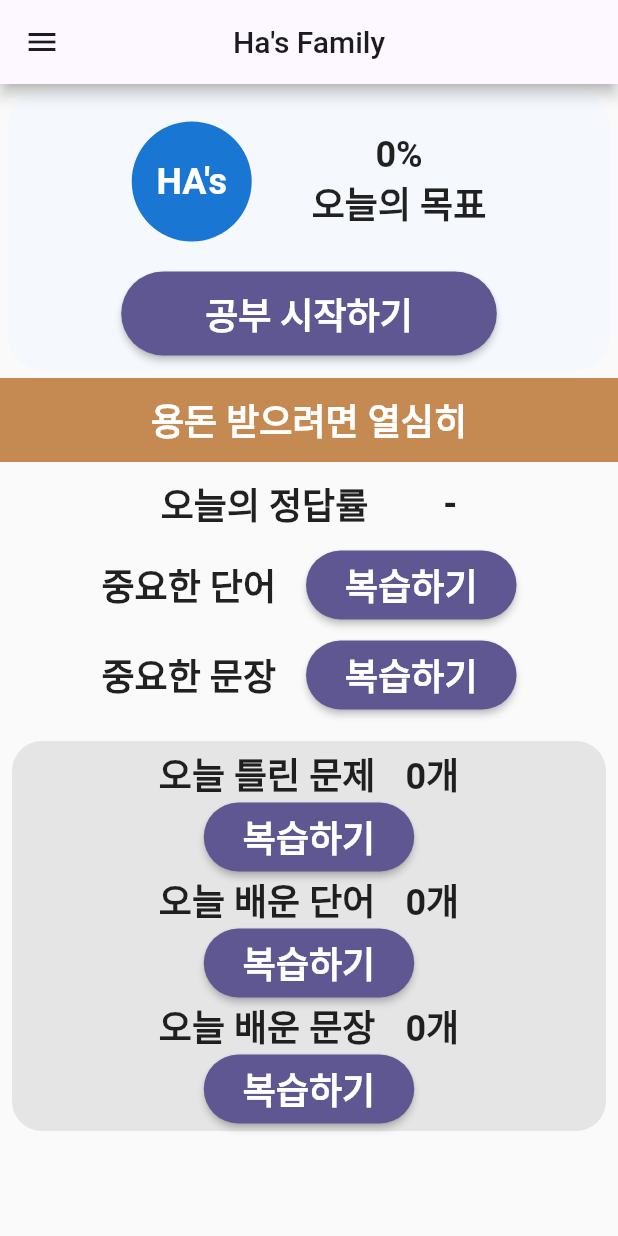
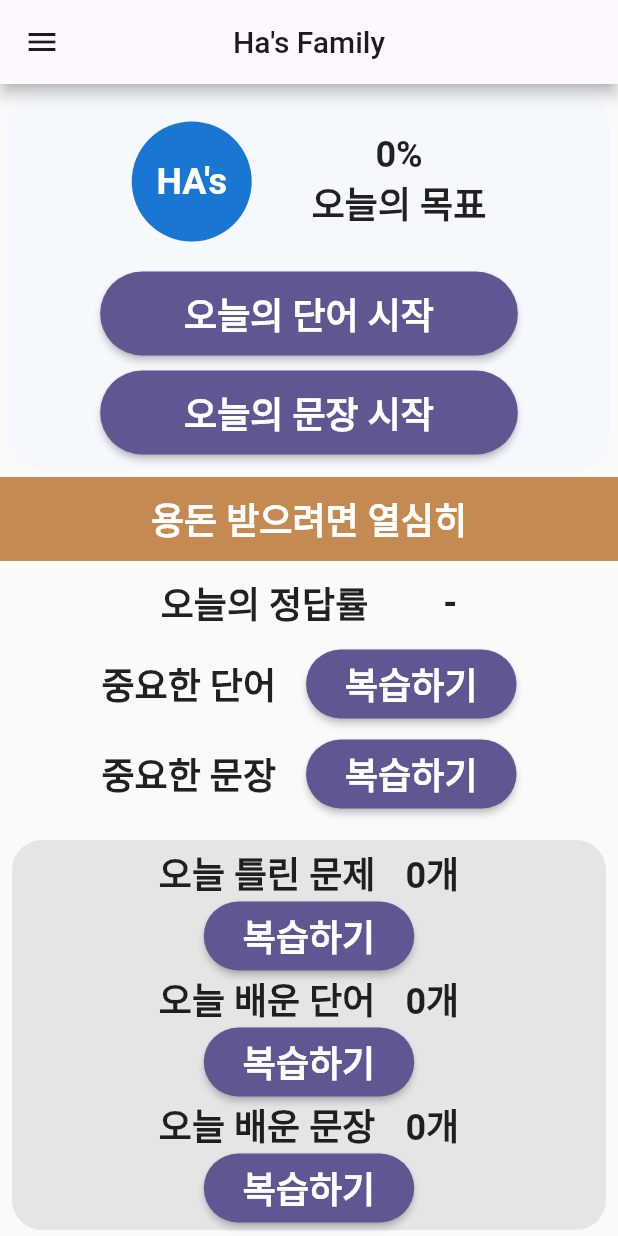
Before and after one commit to kisankang/kmong_finglish, a Flutter app: the HomePage screen opened by its route, on a phone screen of 412 x 824 dp. Run offline on Flutter 3.47's test engine with Material 2 defaults, Android fonts, the phone set to English and light mode, and no system bars; our stand-ins replace cloud_firestore, firebase_core, flutter_easyloading, get, get_storage; accounts and stored records are empty.

Commit message:
feedback04_divide start button

```diff
--- a/lib/modules/home/home_page.dart
+++ b/lib/modules/home/home_page.dart
@@ -31,7 +31,17 @@ class HomePage extends GetWidget<HomeController> {
                   const SizedBox(height: 20),
                   _renderTodayStatus(),
                   const SizedBox(height: 20),
-                  _renderStartButton(),
+                  _renderStartButton(
+                    title: '오늘의 단어 시작',
+                    onTap: () =>
+                        controller.goToQuizPage(QuizStartType.todayWord),
+                  ),
+                  const SizedBox(height: 10),
+                  _renderStartButton(
+                    title: '오늘의 문장 시작',
+                    onTap: () =>
+                        controller.goToQuizPage(QuizStartType.todaySentence),
+                  ),
                   const SizedBox(height: 10),
                 ],
               ),
@@ -110,14 +120,17 @@ class HomePage extends GetWidget<HomeController> {
     );
   }
 
-  ElevatedButton _renderStartButton() {
+  ElevatedButton _renderStartButton({
+    required String title,
+    required Function()? onTap,
+  }) {
     return ElevatedButton(
       style: AppStyle.roundElevatedButton,
-      onPressed: () => controller.goToQuizPage(QuizStartType.today),
+      onPressed: onTap,
       child: Padding(
         padding: const EdgeInsets.symmetric(vertical: 10, horizontal: 40),
         child: Text(
-          '공부 시작하기',
+          title,
           style: TextStyle(fontSize: Get.textTheme.headlineSmall?.fontSize)
               .copyWith(fontWeight: FontWeight.bold),
         ),
```
